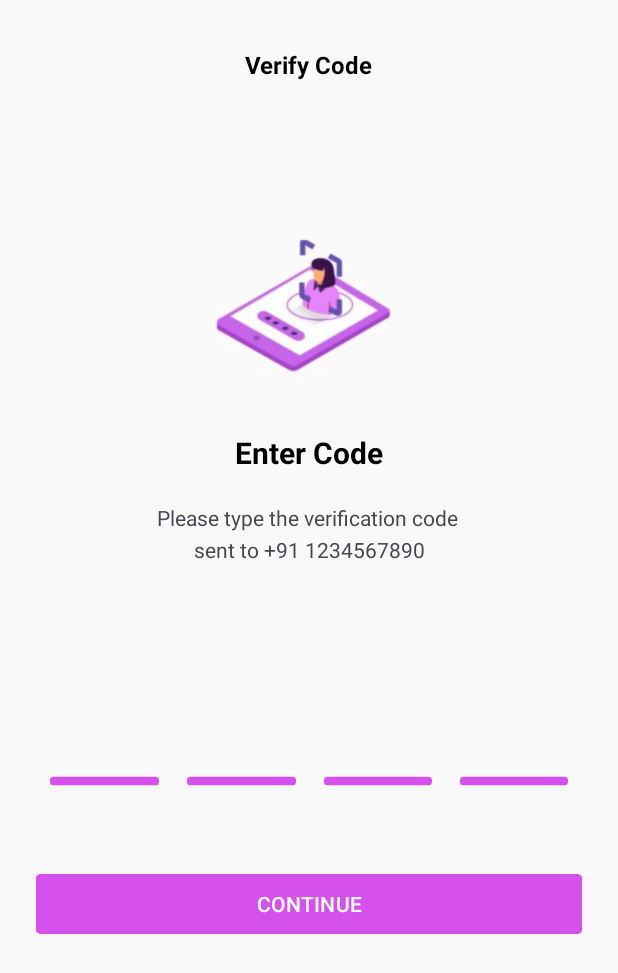
After one commit to akashineu/book-car, an Android app: the OtpVerificationActivity screen opened directly, with no data from a screen before it, on a phone screen of 412 x 824 dp. The commit adds this screen. Shown: the top 973 px of the screen. Run offline under Robolectric (Android 15) with nearby library versions, the phone set to English and light mode, and no system bars.

Commit message:
Otp activity added

```diff
--- a/app/src/main/AndroidManifest.xml
+++ b/app/src/main/AndroidManifest.xml
@@ -13,6 +13,9 @@
         android:theme="@style/Theme.BookCar"
         tools:targetApi="31">
         <activity
+            android:name=".OtpVerificationActivity"
+            android:exported="false" />
+        <activity
             android:name=".MainActivity"
             android:exported="true">
             <intent-filter>
--- a/app/src/main/java/com/akash/bookcar/MainActivity.java
+++ b/app/src/main/java/com/akash/bookcar/MainActivity.java
@@ -2,13 +2,28 @@ package com.akash.bookcar;
 
 import androidx.appcompat.app.AppCompatActivity;
 
+import android.content.Intent;
 import android.os.Bundle;
+import android.view.View;
+import android.widget.Button;
 
 public class MainActivity extends AppCompatActivity {
+
+    private Button buttonContinue;
 
     @Override
     protected void onCreate(Bundle savedInstanceState) {
         super.onCreate(savedInstanceState);
         setContentView(R.layout.activity_main);
+
+        buttonContinue = findViewById(R.id.buttonContinue);
+
+        buttonContinue.setOnClickListener(new View.OnClickListener() {
+            @Override
+            public void onClick(View v) {
+                Intent intent = new Intent(MainActivity.this, OtpVerificationActivity.class);
+                startActivity(intent);
+            }
+        });
     }
 }
--- /dev/null
+++ b/app/src/main/java/com/akash/bookcar/OtpVerificationActivity.java
@@ -0,0 +1,98 @@
+package com.akash.bookcar;
+
+import androidx.appcompat.app.AppCompatActivity;
+
+import android.os.Bundle;
+import android.text.Editable;
+import android.text.TextWatcher;
+import android.view.View;
+import android.widget.Button;
+import android.widget.EditText;
+import android.widget.ImageView;
+
+public class OtpVerificationActivity extends AppCompatActivity {
+
+    private EditText editTextNumberOtp1;
+    private EditText editTextNumberOtp2;
+
+    private EditText editTextNumberOtp3;
+    private EditText editTextNumberOtp4;
+
+    @Override
+    protected void onCreate(Bundle savedInstanceState) {
+        super.onCreate(savedInstanceState);
+        setContentView(R.layout.activity_otp_verification);
+
+        editTextNumberOtp1 = findViewById(R.id.editTextNumberOtp1);
+        editTextNumberOtp2 = findViewById(R.id.editTextNumberOtp2);
+        editTextNumberOtp3 = findViewById(R.id.editTextNumberOtp3);
+        editTextNumberOtp4 = findViewById(R.id.editTextNumberOtp4);
+
+        // Move the cursor
+        editTextNumberOtp1.addTextChangedListener(new TextWatcher() {
+            @Override
+            public void beforeTextChanged(CharSequence s, int start, int count, int after) {
+
+            }
+
+            @Override
+            public void onTextChanged(CharSequence s, int start, int before, int count) {
+
+            }
+
+            @Override
+            public void afterTextChanged(Editable s) {
+                if(s.length() == 1){
+                    // Moving the cursor to next editText
+                    editTextNumberOtp2.requestFocus();
+
+                }
+            }
+        });
+
+        editTextNumberOtp2.addTextChangedListener(new TextWatcher() {
+            @Override
+            public void beforeTextChanged(CharSequence s, int start, int count, int after) {
+
+            }
+
+            @Override
+            public void onTextChanged(CharSequence s, int start, int before, int count) {
+
+            }
+
+            @Override
+            public void afterTextChanged(Editable s) {
+                if(s.length() == 1){
+                    editTextNumberOtp3.requestFocus();
+                }
+            }
+        });
+
+        editTextNumberOtp3.addTextChangedListener(new TextWatcher() {
+            @Override
+            public void beforeTextChanged(CharSequence s, int start, int count, int after) {
+
+            }
+
+            @Override
+            public void onTextChanged(CharSequence s, int start, int before, int count) {
+
+            }
+
+            @Override
+            public void afterTextChanged(Editable s) {
+                if(s.length() == 1){
+                    editTextNumberOtp4.requestFocus();
+                }
+            }
+        });
+
+        editTextNumberOtp1.setOnClickListener(new View.OnClickListener() {
+            @Override
+            public void onClick(View v) {
+
+            }
+        });
+    }
+}
--- /dev/null
+++ b/app/src/main/res/drawable/voilet_rectangle.xml
@@ -0,0 +1,8 @@
+<?xml version="1.0" encoding="utf-8"?>
+<shape xmlns:android="http://schemas.android.com/apk/res/android"
+    android:shape="rectangle">
+    <solid android:color="@color/button_background_color" />
+    <corners android:radius="@dimen/button_corner_radious_3dp" />
+    <size android:height="8dp" />
+    <size android:width="100dp" />
+</shape>
--- a/app/src/main/res/layout/activity_main.xml
+++ b/app/src/main/res/layout/activity_main.xml
@@ -9,16 +9,11 @@
 
     <TextView
         android:id="@+id/textView2"
-        android:layout_width="wrap_content"
-        android:layout_height="wrap_content"
         android:layout_marginStart="24dp"
-        android:layout_marginTop="32dp"
         android:text="@string/enter_phone_number"
-        android:textColor="@color/black"
-        android:textSize="@dimen/heading_text_size"
-        android:textStyle="bold"
         app:layout_constraintStart_toStartOf="parent"
-        app:layout_constraintTop_toBottomOf="@+id/textView3" />
+        app:layout_constraintTop_toBottomOf="@+id/textView3"
+        style="@style/enter_your_phone_number_style" />
 
     <TextView
         android:id="@+id/textView"
@@ -32,16 +27,11 @@
 
     <TextView
         android:id="@+id/textView3"
-        android:layout_width="wrap_content"
-        android:layout_height="wrap_content"
-        android:layout_marginTop="32dp"
         android:text="@string/enter_phone_number_title"
-        android:textColor="@color/black"
-        android:textSize="@dimen/text_size_16sp"
-        android:textStyle="bold"
         app:layout_constraintEnd_toEndOf="parent"
         app:layout_constraintStart_toStartOf="parent"
-        app:layout_constraintTop_toTopOf="parent" />
+        app:layout_constraintTop_toTopOf="parent"
+        style="@style/headingStyle" />
 
     <TextView
         android:id="@+id/textView4"
@@ -88,17 +78,12 @@
     </LinearLayout>
 
     <Button
-        android:id="@+id/button"
-        android:layout_width="0dp"
-        android:layout_height="wrap_content"
-        android:layout_marginStart="24dp"
-        android:layout_marginTop="32dp"
-        android:layout_marginEnd="24dp"
-        android:backgroundTint="@color/button_background_color"
+        android:id="@+id/buttonContinue"
         android:text="@string/continue_text"
         app:cornerRadius="@dimen/button_corner_radious_3dp"
         app:layout_constraintEnd_toEndOf="parent"
         app:layout_constraintStart_toStartOf="parent"
-        app:layout_constraintTop_toBottomOf="@+id/linearLayout" />
+        app:layout_constraintTop_toBottomOf="@+id/linearLayout"
+        style="@style/button_style" />
 
 </androidx.constraintlayout.widget.ConstraintLayout>
--- /dev/null
+++ b/app/src/main/res/layout/activity_otp_verification.xml
@@ -0,0 +1,164 @@
+<?xml version="1.0" encoding="utf-8"?>
+
+<androidx.constraintlayout.widget.ConstraintLayout xmlns:android="http://schemas.android.com/apk/res/android"
+    xmlns:app="http://schemas.android.com/apk/res-auto"
+    xmlns:tools="http://schemas.android.com/tools"
+    android:layout_width="match_parent"
+    android:layout_height="match_parent"
+    android:background="@color/background_color_two"
+    tools:context=".OtpVerificationActivity">
+
+    <TextView
+        android:id="@+id/textView6"
+        style="@style/headingStyle"
+        android:layout_width="wrap_content"
+        android:layout_height="wrap_content"
+        android:text="@string/verify_code"
+        app:layout_constraintEnd_toEndOf="parent"
+        app:layout_constraintStart_toStartOf="parent"
+        app:layout_constraintTop_toTopOf="parent" />
+
+    <ImageView
+        android:id="@+id/imageView"
+        android:layout_width="146dp"
+        android:layout_height="102dp"
+        android:layout_marginTop="100dp"
+        app:layout_constraintEnd_toEndOf="parent"
+        app:layout_constraintHorizontal_bias="0.498"
+        app:layout_constraintStart_toStartOf="parent"
+        app:layout_constraintTop_toBottomOf="@+id/textView6"
+        app:srcCompat="@drawable/otp" />
+
+    <TextView
+        android:id="@+id/textView7"
+        style="@style/enter_your_phone_number_style"
+        android:layout_width="wrap_content"
+        android:layout_height="wrap_content"
+        android:text="@string/enter_code"
+        app:layout_constraintEnd_toEndOf="parent"
+        app:layout_constraintStart_toStartOf="parent"
+        app:layout_constraintTop_toBottomOf="@+id/imageView" />
+
+    <TextView
+        android:id="@+id/textView8"
+        android:layout_width="wrap_content"
+        android:layout_height="wrap_content"
+        android:layout_marginTop="16dp"
+        android:gravity="center_horizontal"
+        android:lineSpacingExtra="@dimen/line_space_extra_5sp"
+        android:padding="@dimen/padding_4dp"
+        android:text="@string/type_verification_code"
+        app:layout_constraintEnd_toEndOf="parent"
+        app:layout_constraintStart_toStartOf="parent"
+        app:layout_constraintTop_toBottomOf="@+id/textView7" />
+
+    <LinearLayout
+        android:id="@+id/linearLayout2"
+        android:layout_width="0dp"
+        android:layout_height="wrap_content"
+        android:layout_marginStart="24dp"
+        android:layout_marginTop="65dp"
+        android:layout_marginEnd="24dp"
+        android:orientation="horizontal"
+        app:layout_constraintEnd_toEndOf="parent"
+        app:layout_constraintStart_toStartOf="parent"
+        app:layout_constraintTop_toBottomOf="@+id/textView8">
+
+        <EditText
+            android:id="@+id/editTextNumberOtp1"
+            style="@style/otp_number_style"
+            android:layout_width="wrap_content"
+            android:layout_height="wrap_content"
+            android:layout_weight="1"
+            android:ems="10"
+            android:inputType="number" />
+
+        <EditText
+            android:id="@+id/editTextNumberOtp2"
+            style="@style/otp_number_style"
+            android:layout_width="wrap_content"
+            android:layout_height="wrap_content"
+            android:layout_weight="1"
+            android:ems="10"
+            android:inputType="number" />
+
+        <EditText
+            android:id="@+id/editTextNumberOtp3"
+            style="@style/otp_number_style"
+            android:layout_width="wrap_content"
+            android:layout_height="wrap_content"
+            android:layout_weight="1"
+            android:ems="10"
+            android:inputType="number" />
+
+        <EditText
+            android:id="@+id/editTextNumberOtp4"
+            style="@style/otp_number_style"
+            android:layout_width="wrap_content"
+            android:layout_height="wrap_content"
+            android:layout_weight="1"
+            android:ems="10"
+            android:inputType="number" />
+
+    </LinearLayout>
+
+    <LinearLayout
+        android:id="@+id/linearLayout3"
+        android:layout_width="0dp"
+        android:layout_height="wrap_content"
+        android:layout_marginStart="24dp"
+        android:layout_marginEnd="24dp"
+        android:orientation="horizontal"
+        app:layout_constraintEnd_toEndOf="parent"
+        app:layout_constraintStart_toStartOf="parent"
+        app:layout_constraintTop_toBottomOf="@+id/linearLayout2">
+
+        <ImageView
+            android:id="@+id/imageView3"
+            android:layout_width="wrap_content"
+            android:layout_height="wrap_content"
+            android:layout_marginHorizontal="@dimen/horizontal_margin_5dp"
+            android:layout_weight="1"
+            android:padding="@dimen/padding_4dp"
+            app:srcCompat="@drawable/voilet_rectangle" />
+
+        <ImageView
+            android:id="@+id/imageView4"
+            android:layout_width="wrap_content"
+            android:layout_height="wrap_content"
+            android:layout_marginHorizontal="@dimen/horizontal_margin_5dp"
+            android:layout_weight="1"
+            android:padding="@dimen/padding_4dp"
+            app:srcCompat="@drawable/voilet_rectangle" />
+
+        <ImageView
+            android:id="@+id/imageView5"
+            android:layout_width="wrap_content"
+            android:layout_height="wrap_content"
+            android:layout_marginHorizontal="@dimen/horizontal_margin_5dp"
+            android:layout_weight="1"
+            android:padding="@dimen/padding_4dp"
+            app:srcCompat="@drawable/voilet_rectangle" />
+
+        <ImageView
+            android:id="@+id/imageView6"
+            android:layout_width="wrap_content"
+            android:layout_height="wrap_content"
+            android:layout_marginHorizontal="@dimen/horizontal_margin_5dp"
+            android:layout_weight="1"
+            android:padding="@dimen/padding_4dp"
+            app:srcCompat="@drawable/voilet_rectangle" />
+    </LinearLayout>
+
+    <Button
+        android:id="@+id/buttonOtpContinue"
+        style="@style/button_style"
+        android:layout_width="0dp"
+        android:layout_height="wrap_content"
+        android:layout_marginTop="50dp"
+        android:text="@string/continue_text"
+        app:cornerRadius="@dimen/button_corner_radious_3dp"
+        app:layout_constraintEnd_toEndOf="parent"
+        app:layout_constraintStart_toStartOf="parent"
+        app:layout_constraintTop_toBottomOf="@+id/linearLayout3" />
+</androidx.constraintlayout.widget.ConstraintLayout>
--- a/app/src/main/res/values/colors.xml
+++ b/app/src/main/res/values/colors.xml
@@ -5,4 +5,5 @@
     <color name="background_color">#FDFCFD</color>
     <color name="light_grey_color">#F1EDF3</color>
     <color name="button_background_color">#D650ED</color>
+    <color name="background_color_two">#F9F9F9</color>
 </resources>
--- a/app/src/main/res/values/dimens.xml
+++ b/app/src/main/res/values/dimens.xml
@@ -3,4 +3,8 @@
     <dimen name="heading_text_size">20sp</dimen>
     <dimen name="text_size_16sp">16sp</dimen>
     <dimen name="button_corner_radious_3dp">3dp</dimen>
+    <dimen name="padding_4dp">4dp</dimen>
+    <dimen name="line_space_extra_5sp">5sp</dimen>
+    <dimen name="text_size_50sp">50sp</dimen>
+    <dimen name="horizontal_margin_5dp">5dp</dimen>
 </resources>
--- a/app/src/main/res/values/strings.xml
+++ b/app/src/main/res/values/strings.xml
@@ -7,4 +7,9 @@
     <string name="mobile_no_hint">Enter your number</string>
     <string name="country_code">+91</string>
     <string name="continue_text">CONTINUE</string>
+    <string name="verify_code">Verify Code</string>
+    <string name="enter_code">Enter Code</string>
+    <string name="type_verification_code">Please type the verification code \nsent to +91 1234567890</string>
+    <string name="number_two">2</string>
+    <string name="number_six">6</string>
 </resources>
--- /dev/null
+++ b/app/src/main/res/values/styles.xml
@@ -0,0 +1,41 @@
+<?xml version="1.0" encoding="utf-8"?>
+<resources>
+
+    <style name="headingStyle">
+        <item name="android:layout_width">wrap_content</item>
+        <item name="android:layout_height">wrap_content</item>
+        <item name="android:layout_marginTop">32dp</item>
+        <item name="android:textColor">@color/black</item>
+        <item name="android:textSize">@dimen/text_size_16sp</item>
+        <item name="android:textStyle">bold</item>
+    </style>
+
+    <style name="enter_your_phone_number_style">
+        <item name="android:layout_width">wrap_content</item>
+        <item name="android:layout_height">wrap_content</item>
+        <item name="android:layout_marginTop">32dp</item>
+        <item name="android:textColor">@color/black</item>
+        <item name="android:textSize">@dimen/heading_text_size</item>
+        <item name="android:textStyle">bold</item>
+    </style>
+
+    <style name="otp_number_style">
+        <item name="android:layout_width">wrap_content</item>
+        <item name="android:layout_height">wrap_content</item>
+        <item name="android:layout_weight">1</item>
+        <item name="android:gravity">center</item>
+        <item name="android:textColor">@color/button_background_color</item>
+        <item name="android:textSize">@dimen/text_size_50sp</item>
+        <item name="android:textStyle">bold</item>
+        <item name="android:background">@color/background_color_two</item>
+    </style>
+
+    <style name="button_style">
+        <item name="android:layout_width">0dp</item>
+        <item name="android:layout_height">wrap_content</item>
+        <item name="android:layout_marginStart">24dp</item>
+        <item name="android:layout_marginTop">32dp</item>
+        <item name="android:layout_marginEnd">24dp</item>
+        <item name="android:backgroundTint">@color/button_background_color</item>
+    </style>
+</resources>
```
Also changed, not shown: app/src/main/res/drawable/otp.jpg (added).
